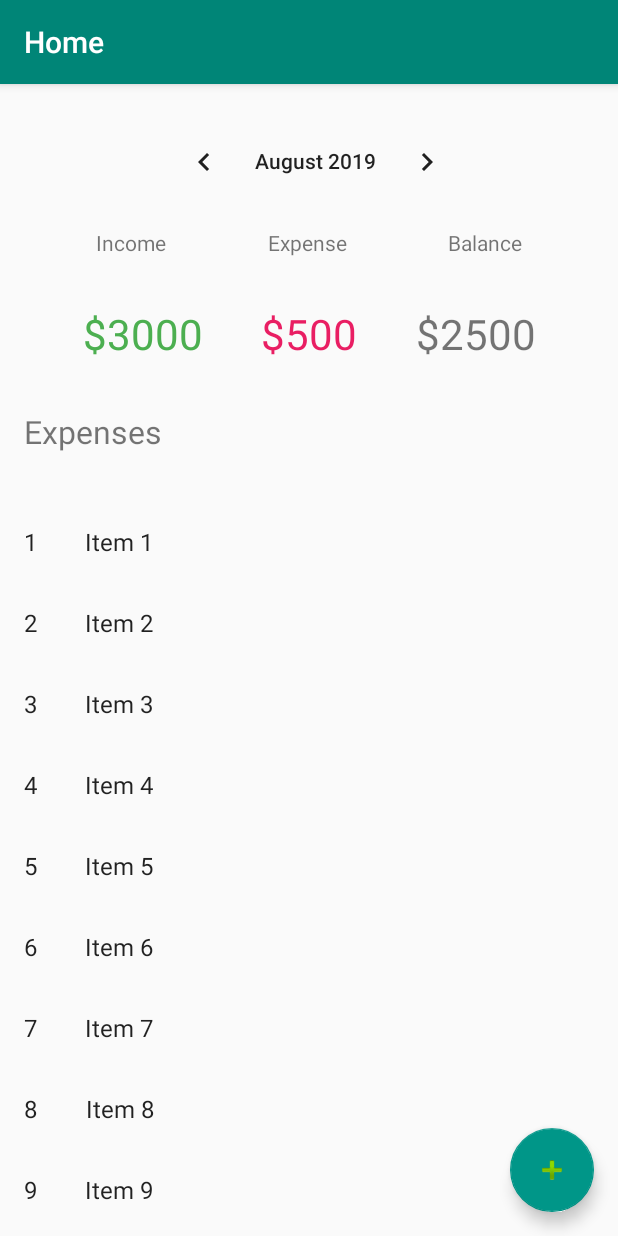
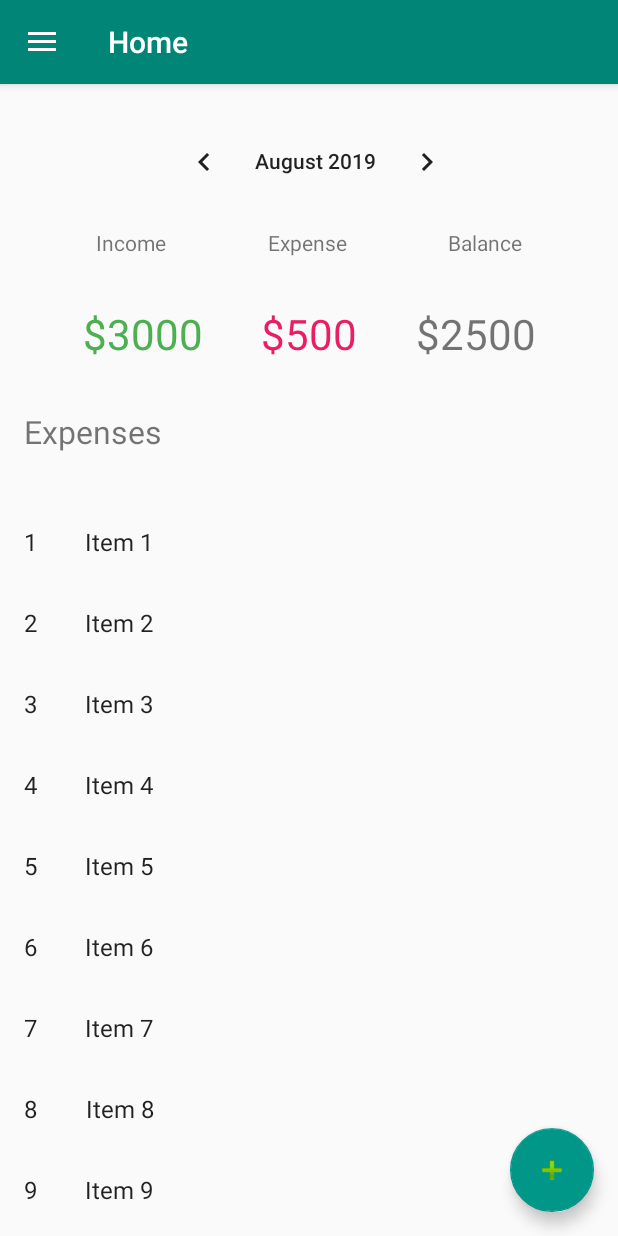
Before and after one commit to gscoppino/budget-app-android, an Android app: the HomeFragment screen opened through its navigation route, on a phone screen of 412 x 824 dp. Run offline under Robolectric (Android 15) with nearby library versions, the phone set to English and light mode, and no system bars; our stand-ins replace navigation-ui.

Commit message:
Adds navigation drawer support but breaks the current method of hiding/showing of the action bar.

```diff
--- a/app/src/main/java/com/budgetapp/AddExpenseFragment.java
+++ b/app/src/main/java/com/budgetapp/AddExpenseFragment.java
@@ -1,10 +1,8 @@
 package com.budgetapp;
 
 import android.content.Context;
-import android.net.Uri;
 import android.os.Bundle;
 
-import androidx.appcompat.app.AppCompatActivity;
 import androidx.fragment.app.Fragment;
 
 import android.view.LayoutInflater;
@@ -66,8 +64,6 @@ public class AddExpenseFragment extends Fragment {
     @Override
     public View onCreateView(LayoutInflater inflater, ViewGroup container,
                              Bundle savedInstanceState) {
-        ((AppCompatActivity) getActivity()).getSupportActionBar().show();
-
         // Inflate the layout for this fragment
         View view = inflater.inflate(R.layout.fragment_add_expense, container, false);
 
--- a/app/src/main/java/com/budgetapp/ExpenseFragment.java
+++ b/app/src/main/java/com/budgetapp/ExpenseFragment.java
@@ -14,8 +14,6 @@ import android.view.ViewGroup;
 
 import com.budgetapp.dummy.DummyContent;
 import com.budgetapp.dummy.DummyContent.DummyItem;
-
-import java.util.List;
 
 /**
  * A fragment representing a list of Items.
--- a/app/src/main/java/com/budgetapp/FirstLoginFragment.java
+++ b/app/src/main/java/com/budgetapp/FirstLoginFragment.java
@@ -1,10 +1,8 @@
 package com.budgetapp;
 
 import android.content.Context;
-import android.net.Uri;
 import android.os.Bundle;
 
-import androidx.appcompat.app.AppCompatActivity;
 import androidx.fragment.app.Fragment;
 
 import android.view.LayoutInflater;
@@ -66,8 +64,6 @@ public class FirstLoginFragment extends Fragment {
     @Override
     public View onCreateView(LayoutInflater inflater, ViewGroup container,
                              Bundle savedInstanceState) {
-        ((AppCompatActivity) getActivity()).getSupportActionBar().hide();
-
         // Inflate the layout for this fragment
         View view = inflater.inflate(R.layout.fragment_first_login, container, false);
 
--- a/app/src/main/java/com/budgetapp/HomeFragment.java
+++ b/app/src/main/java/com/budgetapp/HomeFragment.java
@@ -1,17 +1,13 @@
 package com.budgetapp;
 
 import android.content.Context;
-import android.net.Uri;
 import android.os.Bundle;
 
-import androidx.appcompat.app.AppCompatActivity;
 import androidx.fragment.app.Fragment;
 
 import android.view.LayoutInflater;
 import android.view.View;
 import android.view.ViewGroup;
-
-import com.budgetapp.dummy.DummyContent;
 
 
 /**
@@ -68,8 +64,6 @@ public class HomeFragment extends Fragment {
     @Override
     public View onCreateView(LayoutInflater inflater, ViewGroup container,
                              Bundle savedInstanceState) {
-        ((AppCompatActivity) getActivity()).getSupportActionBar().show();
-
         // Inflate the layout for this fragment
         View view = inflater.inflate(R.layout.fragment_home, container, false);
 
--- a/app/src/main/java/com/budgetapp/LandingFragment.java
+++ b/app/src/main/java/com/budgetapp/LandingFragment.java
@@ -4,9 +4,7 @@ import android.content.Context;
 import android.net.Uri;
 import android.os.Bundle;
 
-import androidx.appcompat.app.AppCompatActivity;
 import androidx.fragment.app.Fragment;
-import androidx.navigation.Navigation;
 
 import android.view.LayoutInflater;
 import android.view.View;
@@ -67,8 +65,6 @@ public class LandingFragment extends Fragment {
     @Override
     public View onCreateView(LayoutInflater inflater, ViewGroup container,
                              Bundle savedInstanceState) {
-        ((AppCompatActivity) getActivity()).getSupportActionBar().hide();
-
         // Inflate the layout for this fragment
         View view =  inflater.inflate(R.layout.fragment_landing, container, false);
 
--- a/app/src/main/java/com/budgetapp/MainActivity.java
+++ b/app/src/main/java/com/budgetapp/MainActivity.java
@@ -1,6 +1,7 @@
 package com.budgetapp;
 
 import androidx.appcompat.app.AppCompatActivity;
+import androidx.drawerlayout.widget.DrawerLayout;
 import androidx.navigation.NavController;
 import androidx.navigation.Navigation;
 import androidx.navigation.ui.AppBarConfiguration;
@@ -11,6 +12,7 @@ import android.os.Bundle;
 import android.view.View;
 
 import com.budgetapp.dummy.DummyContent;
+import com.google.android.material.navigation.NavigationView;
 
 public class MainActivity extends AppCompatActivity implements
         LandingFragment.OnFragmentInteractionListener,
@@ -24,12 +26,23 @@ public class MainActivity extends AppCompatActivity implements
     @Override
     protected void onCreate(Bundle savedInstanceState) {
         super.onCreate(savedInstanceState);
-        getSupportActionBar().hide();
         setContentView(R.layout.activity_main);
 
+        DrawerLayout drawerLayout = findViewById(R.id.drawer_layout);
+
         NavController navController = Navigation.findNavController(this, R.id.nav_host_fragment);
-        appBarConfiguration = new AppBarConfiguration.Builder(R.id.homeFragment).build();
+
+        NavigationUI.setupActionBarWithNavController(this, navController, drawerLayout);
+
+        appBarConfiguration = new AppBarConfiguration.Builder(R.id.homeFragment)
+                .setDrawerLayout(drawerLayout)
+                .build();
+
         NavigationUI.setupActionBarWithNavController(this, navController, appBarConfiguration);
+
+        NavigationView navView = findViewById(R.id.nav_view);
+
+        NavigationUI.setupWithNavController(navView, navController);
     }
 
     @Override
--- a/app/src/main/res/layout/activity_main.xml
+++ b/app/src/main/res/layout/activity_main.xml
@@ -1,20 +1,21 @@
 <?xml version="1.0" encoding="utf-8"?>
-<androidx.constraintlayout.widget.ConstraintLayout xmlns:android="http://schemas.android.com/apk/res/android"
+<androidx.drawerlayout.widget.DrawerLayout xmlns:android="http://schemas.android.com/apk/res/android"
     xmlns:app="http://schemas.android.com/apk/res-auto"
-    xmlns:tools="http://schemas.android.com/tools"
+    android:id="@+id/drawer_layout"
     android:layout_width="match_parent"
     android:layout_height="match_parent"
-    tools:context=".MainActivity">
+    android:fitsSystemWindows="true">
     <fragment
         android:id="@+id/nav_host_fragment"
         android:name="androidx.navigation.fragment.NavHostFragment"
-        android:layout_width="0dp"
-        android:layout_height="0dp"
-        app:layout_constraintLeft_toLeftOf="parent"
-        app:layout_constraintRight_toRightOf="parent"
-        app:layout_constraintTop_toTopOf="parent"
-        app:layout_constraintBottom_toBottomOf="parent"
-
+        android:layout_width="match_parent"
+        android:layout_height="match_parent"
         app:defaultNavHost="true"
         app:navGraph="@navigation/navigation_graph" />
-</androidx.constraintlayout.widget.ConstraintLayout>
+    <com.google.android.material.navigation.NavigationView
+        android:id="@+id/nav_view"
+        android:layout_width="wrap_content"
+        android:layout_height="match_parent"
+        android:layout_gravity="start"
+        android:fitsSystemWindows="true" />
+</androidx.drawerlayout.widget.DrawerLayout>
```
